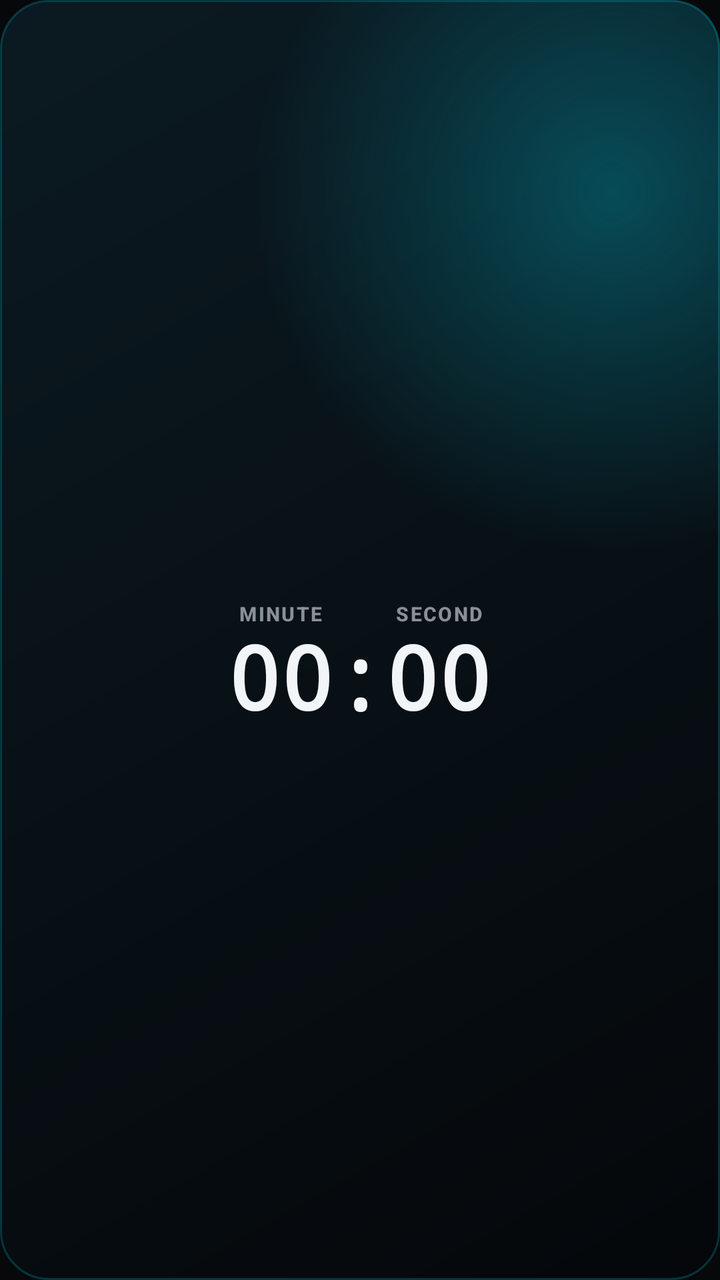
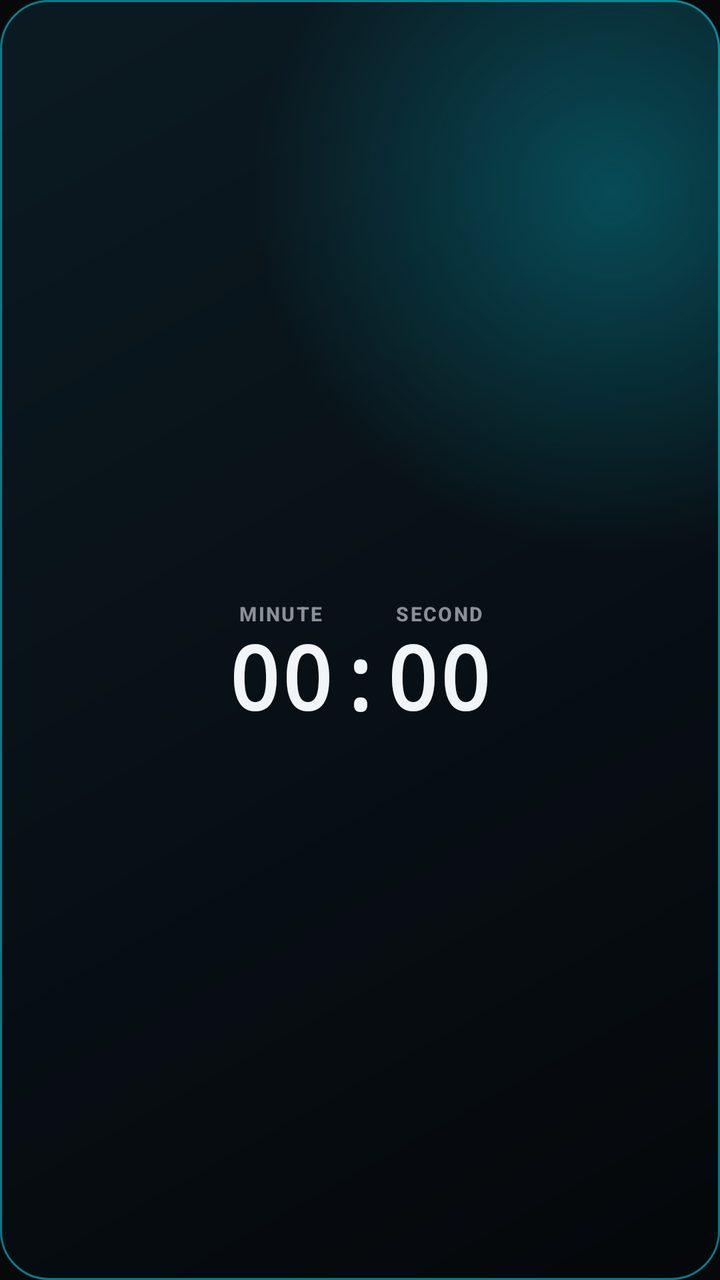

Compare the two renders of this Android layout. The source of the first and the diff that turns it into the second are given below.
<!-- AndroidManifest.xml: application theme Theme.Cortex -->
<!-- res/layout/widget_counter.xml -->
<?xml version="1.0" encoding="utf-8"?>
<FrameLayout xmlns:android="http://schemas.android.com/apk/res/android"
    android:id="@+id/widget_root"
    android:layout_width="match_parent"
    android:layout_height="match_parent"
    android:background="@drawable/widget_background">

    <ImageView
        android:id="@+id/widget_background_image"
        android:layout_width="match_parent"
        android:layout_height="match_parent"
        android:contentDescription="@null"
        android:scaleType="centerCrop"
        android:visibility="gone" />

    <TextView
        android:id="@+id/widget_scrim"
        android:layout_width="match_parent"
        android:layout_height="match_parent"
        android:background="#A6000000"
        android:visibility="gone" />

    <LinearLayout
        android:layout_width="match_parent"
        android:layout_height="match_parent"
        android:gravity="center"
        android:orientation="vertical"
        android:padding="10dp">

        <TextView
            android:id="@+id/widget_title"
            android:layout_width="match_parent"
            android:layout_height="wrap_content"
            android:layout_marginBottom="4dp"
            android:ellipsize="end"
            android:fontFamily="sans-serif-medium"
            android:gravity="center"
            android:maxLines="1"
            android:textColor="#CCF2F5F7"
            android:textSize="13sp" />

        <LinearLayout
            android:id="@+id/widget_content"
            android:layout_width="wrap_content"
            android:layout_height="wrap_content"
            android:gravity="center"
            android:orientation="horizontal">

            <LinearLayout
                android:layout_width="wrap_content"
                android:layout_height="wrap_content"
                android:orientation="vertical">

                <LinearLayout
                    android:layout_width="match_parent"
                    android:layout_height="wrap_content"
                    android:orientation="horizontal">

                    <TextView
                        android:layout_width="0dp"
                        android:layout_height="wrap_content"
                        android:layout_weight="2"
                        android:fontFamily="sans-serif-medium"
                        android:gravity="center"
                        android:letterSpacing="0.08"
                        android:text="DAY"
                        android:textColor="#FF8A8F98"
                        android:textSize="10sp"
                        android:textStyle="bold" />

                    <TextView
                        android:layout_width="0dp"
                        android:layout_height="wrap_content"
                        android:layout_weight="1" />
                </LinearLayout>

                <TextView
                    android:id="@+id/widget_days"
                    android:layout_width="wrap_content"
                    android:layout_height="wrap_content"
                    android:fontFamily="monospace"
                    android:includeFontPadding="false"
                    android:maxLines="1"
                    android:textColor="#FF00E5FF"
                    android:textSize="44sp"
                    android:textStyle="bold" />
            </LinearLayout>

            <LinearLayout
                android:layout_width="wrap_content"
                android:layout_height="wrap_content"
                android:orientation="vertical">

                <LinearLayout
                    android:layout_width="match_parent"
                    android:layout_height="wrap_content"
                    android:orientation="horizontal">

                    <TextView
                        android:layout_width="0dp"
                        android:layout_height="wrap_content"
                        android:layout_weight="2"
                        android:fontFamily="sans-serif-medium"
                        android:gravity="center"
                        android:letterSpacing="0.08"
                        android:text="HOUR"
                        android:textColor="#FF8A8F98"
                        android:textSize="10sp"
                        android:textStyle="bold" />

                    <TextView
                        android:layout_width="0dp"
                        android:layout_height="wrap_content"
                        android:layout_weight="1" />
                </LinearLayout>

                <TextView
                    android:id="@+id/widget_hours"
                    android:layout_width="wrap_content"
                    android:layout_height="wrap_content"
                    android:fontFamily="monospace"
                    android:includeFontPadding="false"
                    android:maxLines="1"
                    android:textColor="#FFF2F5F7"
                    android:textSize="44sp"
                    android:textStyle="bold" />
            </LinearLayout>

            <LinearLayout
                android:layout_width="wrap_content"
                android:layout_height="wrap_content"
                android:orientation="vertical">

                <LinearLayout
                    android:layout_width="match_parent"
                    android:layout_height="wrap_content"
                    android:orientation="horizontal">

                    <TextView
                        android:layout_width="0dp"
                        android:layout_height="wrap_content"
                        android:layout_weight="2"
                        android:fontFamily="sans-serif-medium"
                        android:gravity="center"
                        android:letterSpacing="0.08"
                        android:text="MINUTE"
                        android:textColor="#FF8A8F98"
                        android:textSize="10sp"
                        android:textStyle="bold" />

                    <TextView
                        android:layout_width="0dp"
                        android:layout_height="wrap_content"
                        android:layout_weight="1" />

                    <TextView
                        android:layout_width="0dp"
                        android:layout_height="wrap_content"
                        android:layout_weight="2"
                        android:fontFamily="sans-serif-medium"
                        android:gravity="center"
                        android:letterSpacing="0.08"
                        android:text="SECOND"
                        android:textColor="#FF8A8F98"
                        android:textSize="10sp"
                        android:textStyle="bold" />
                </LinearLayout>

                <Chronometer
                    android:id="@+id/widget_chronometer"
                    android:layout_width="wrap_content"
                    android:layout_height="wrap_content"
                    android:fontFamily="monospace"
                    android:includeFontPadding="false"
                    android:maxLines="1"
                    android:textColor="#FFF2F5F7"
                    android:textSize="44sp"
                    android:textStyle="bold" />
            </LinearLayout>
        </LinearLayout>

        <TextView
            android:id="@+id/widget_hint"
            android:layout_width="match_parent"
            android:layout_height="wrap_content"
            android:gravity="center"
            android:text="@string/widget_empty"
            android:textColor="#FF8A8F98"
            android:textSize="13sp"
            android:visibility="gone" />
    </LinearLayout>
</FrameLayout>
<!-- resources referenced by this layout -->
<resources>
  <!-- drawable widget_background (drawable) -->
  <?xml version="1.0" encoding="utf-8"?>
  <layer-list xmlns:android="http://schemas.android.com/apk/res/android">
      <item>
          <shape android:shape="rectangle">
              <gradient
                  android:angle="135"
                  android:endColor="#FF0B1A22"
                  android:startColor="#FF05070A" />
              <corners android:radius="24dp" />
              <stroke
                  android:width="1dp"
                  android:color="#3300E5FF" />
          </shape>
      </item>
      <item>
          <shape android:shape="rectangle">
              <gradient
                  android:centerX="85%"
                  android:centerY="15%"
                  android:endColor="#0000E5FF"
                  android:gradientRadius="180dp"
                  android:startColor="#4400E5FF"
                  android:type="radial" />
              <corners android:radius="24dp" />
          </shape>
      </item>
  </layer-list>
  <string name="widget_empty">Open Cortex to start counting</string>
  <style name="Theme.Cortex" parent="android:Theme.Material.NoActionBar">
          <item name="android:windowBackground">#FF07080A</item>
          <item name="android:statusBarColor">#FF07080A</item>
          <item name="android:navigationBarColor">#FF07080A</item>
          <item name="android:windowLightStatusBar">false</item>
      </style>
</resources>

<!-- the commit's change to res/layout/widget_counter.xml (unified diff, before → after) -->
@@ -5,8 +5,30 @@
     android:layout_height="match_parent"
     android:background="@drawable/widget_background">
 
+    <TextView
+        android:id="@+id/widget_top_fill"
+        android:layout_width="match_parent"
+        android:layout_height="0dp"
+        android:layout_gravity="top"
+        android:visibility="gone" />
+
+    <TextView
+        android:id="@+id/widget_bottom_fill"
+        android:layout_width="match_parent"
+        android:layout_height="0dp"
+        android:layout_gravity="bottom"
+        android:visibility="gone" />
+
     <ImageView
-        android:id="@+id/widget_background_image"
+        android:id="@+id/widget_background_image_fit"
+        android:layout_width="match_parent"
+        android:layout_height="match_parent"
+        android:contentDescription="@null"
+        android:scaleType="fitCenter"
+        android:visibility="gone" />
+
+    <ImageView
+        android:id="@+id/widget_background_image_crop"
         android:layout_width="match_parent"
         android:layout_height="match_parent"
         android:contentDescription="@null"
@@ -19,6 +41,13 @@
         android:layout_height="match_parent"
         android:background="#A6000000"
         android:visibility="gone" />
+
+    <TextView
+        android:layout_width="match_parent"
+        android:layout_height="match_parent"
+        android:background="@drawable/widget_border"
+        android:clickable="false"
+        android:focusable="false" />
 
     <LinearLayout
         android:layout_width="match_parent"
<!-- resource entries referenced after the edit -->
@@ -28,6 +28,16 @@
           </shape>
       </item>
   </layer-list>
+  <!-- drawable widget_border (drawable) -->
+  <?xml version="1.0" encoding="utf-8"?>
+  <shape xmlns:android="http://schemas.android.com/apk/res/android"
+      android:shape="rectangle">
+      <solid android:color="#00000000" />
+      <corners android:radius="24dp" />
+      <stroke
+          android:width="1dp"
+          android:color="#6600E5FF" />
+  </shape>
   <string name="widget_empty">Open Cortex to start counting</string>
   <style name="Theme.Cortex" parent="android:Theme.Material.NoActionBar">
           <item name="android:windowBackground">#FF07080A</item>
